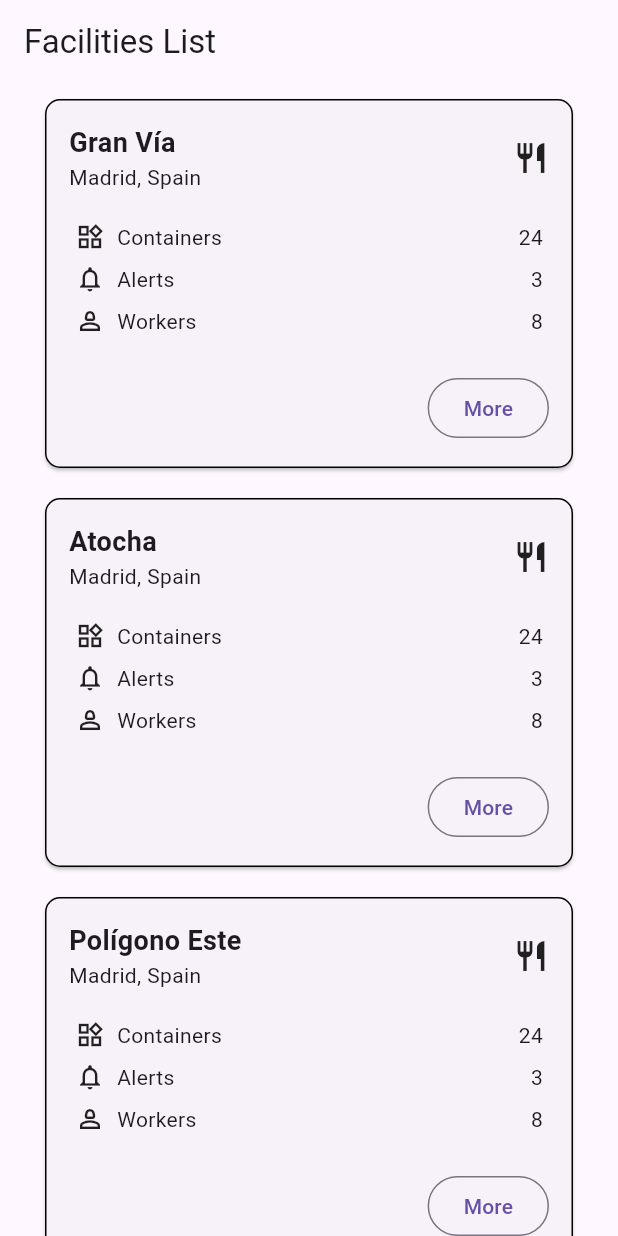
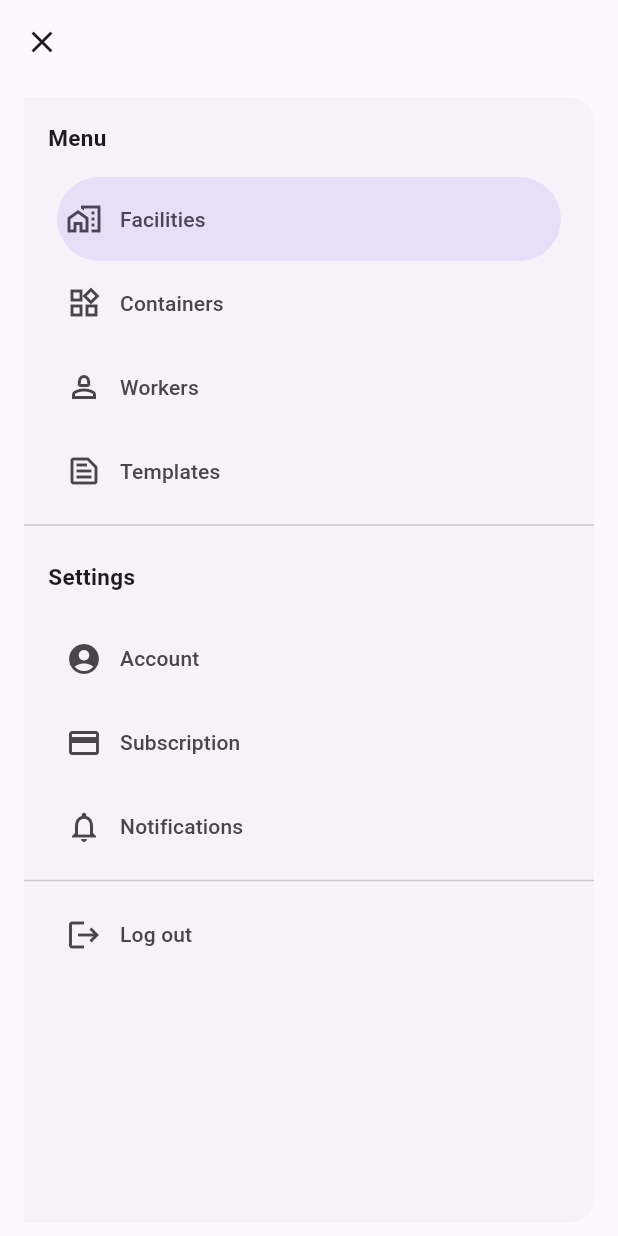
Before and after one commit to DittoBox/DittoBox-Mobile, a Flutter app: the screen it shows after launch, with the side drawer open (before the commit the screen has no drawer), on a phone screen of 412 x 824 dp. Run offline on Flutter 3.47's test engine with Material 3 defaults, Android fonts, the phone set to English and light mode, and no system bars.

Commit message:
feature: added custom navigator drawer, app routes and facility list view arrangements

```diff
--- a/dittobox_mobile/lib/goups/ui/screens/facilities_list_view.dart
+++ b/dittobox_mobile/lib/goups/ui/screens/facilities_list_view.dart
@@ -1,4 +1,6 @@
 import 'package:dittobox_mobile/goups/models/facilities.dart';
+import 'package:dittobox_mobile/routes/app_routes.dart';
+import 'package:dittobox_mobile/shared/widgets/custom_navigator_drawer.dart';
 import 'package:flutter/material.dart';
 
 // Facilities List Screen
@@ -14,9 +16,25 @@ class _FacilitiesListScreenState extends State<FacilitiesListScreen> {
   Widget build(BuildContext context) {
     return Scaffold(
       appBar: AppBar(
-        title: const Text('Facilities List'),
+        title: const Text('Facilities'),
       ),
-      body: const FacilitiesList(),
+      drawer: CustomNavigationDrawer(currentRoute: AppRoutes.facilities),
+      body: Padding(
+        padding: const EdgeInsets.all(10.0),
+        child: Column(
+          children: [
+            Expanded(
+              child: FacilitiesList(),
+            ),
+          ],
+        ),
+      ),
+      floatingActionButton: FloatingActionButton(
+        onPressed: () {
+          // Acción del botón
+        },
+        child: const Icon(Icons.add),
+      ),
     );
   }
 }
@@ -30,7 +48,7 @@ class FacilitiesList extends StatefulWidget {
 }
 
 class _FacilitiesListState extends State<FacilitiesList> {
-  final List<Facility> _facilities =  [
+  final List<Facility> _facilities = [
     Facility(
       title: 'Gran Vía',
       location: 'Madrid, Spain',
@@ -54,13 +72,66 @@ class _FacilitiesListState extends State<FacilitiesList> {
     ),
   ];
 
+  List<Facility> _filteredFacilities = [];
+  TextEditingController _searchController = TextEditingController();
+
+  @override
+  void initState() {
+    super.initState();
+    _filteredFacilities = _facilities;
+    _searchController.addListener(_filterFacilities);
+  }
+
+  @override
+  void dispose() {
+    _searchController.dispose();
+    super.dispose();
+  }
+
+  void _filterFacilities() {
+    final query = _searchController.text.toLowerCase();
+    setState(() {
+      _filteredFacilities = _facilities.where((facility) {
+        return facility.title.toLowerCase().contains(query) ||
+            facility.location.toLowerCase().contains(query);
+      }).toList();
+    });
+  }
+
   @override
   Widget build(BuildContext context) {
-    return ListView.builder(
-      itemCount: _facilities.length,
-      itemBuilder: (context, index) {
-        return FacilitiesCard(facility: _facilities[index]);
+    return Scaffold(
+      body: Column(
+        children: [
+          Padding(
+            padding: const EdgeInsets.all(8.0),
+            child: TextField(
+              controller: _searchController,
+              decoration: InputDecoration(
+                labelText: 'Search',
+                prefixIcon: Icon(Icons.search),
+                border: OutlineInputBorder(
+                  borderRadius: BorderRadius.circular(8.0),
+                ),
+              ),
+            ),
+          ),
+          Expanded(
+            child: CustomScrollView(
+              slivers: [
+                SliverList(
+                  delegate: SliverChildBuilderDelegate(
+                    (context, index) {
+                      return FacilitiesCard(facility: _filteredFacilities[index]);
                     },
+                    childCount: _filteredFacilities.length,
+                  ),
+                ),
+              ],
+            ),
+          ),
+        ],
+      ),
     );
   }
 }
@@ -173,7 +244,7 @@ void _showFacilityDetailsBottomSheet(BuildContext context, Facility facility) {
                   width: 40,
                   height: 5,
                   decoration: BoxDecoration(
-                  color: Colors.grey[400],
+                    color: Colors.grey[300], // Color del indicador
                     borderRadius: BorderRadius.circular(10),
                   ),
                 ),
@@ -196,7 +267,6 @@ void _showFacilityDetailsBottomSheet(BuildContext context, Facility facility) {
                     style: TextStyle(
                       fontSize: 16,
                       fontWeight: FontWeight.bold,
-                    color: Colors.grey,
                     ),
                   ),
                 ],
@@ -207,21 +277,21 @@ void _showFacilityDetailsBottomSheet(BuildContext context, Facility facility) {
               _buildInfoRowWithIcon(Icons.widgets_outlined, 'Containers', facility.containers),
               TextButton(
                 onPressed: () {},
-              child: const Text('Add containers', style: TextStyle(color: Colors.green)),
+                child: const Text('Add containers'),
               ),
               const SizedBox(height: 8),
 
               _buildInfoRowWithIcon(Icons.person_2_outlined, 'Workers', facility.workers),
               TextButton(
                 onPressed: () {},
-              child: const Text('Add workers', style: TextStyle(color: Colors.green)),
+                child: const Text('Add workers'),
               ),
               const SizedBox(height: 8),
 
               _buildInfoRowWithIcon(Icons.notifications_none_outlined, 'Pending Alerts', facility.alerts),
               TextButton(
                 onPressed: () {},
-              child: const Text('Check alerts', style: TextStyle(color: Colors.green)),
+                child: const Text('Check alerts'),
               ),
             ],
           ),
@@ -229,7 +299,6 @@ void _showFacilityDetailsBottomSheet(BuildContext context, Facility facility) {
       },
     );
   }
-
 
   Widget _buildInfoRowWithIcon(IconData icon, String label, int value) {
     return Row(
--- a/dittobox_mobile/lib/routes/app_routes.dart
+++ b/dittobox_mobile/lib/routes/app_routes.dart
@@ -9,6 +9,8 @@ final Map<String, Widget Function(BuildContext)> appRoutes = {
   '/register': (context) => RegisterScreen(),
   '/company_info': (context) => const CompanyInfoScreen(),
   '/facilities': (context) => const FacilitiesListScreen(),
+
+
 };
 
 class AppRoutes {
@@ -16,4 +18,5 @@ class AppRoutes {
   static const String register = '/register';
   static const String companyInfo = '/company_info';
   static const String facilities = '/facilities';
+
 }
--- /dev/null
+++ b/dittobox_mobile/lib/shared/widgets/custom_navigator_drawer.dart
@@ -0,0 +1,130 @@
+import 'package:dittobox_mobile/routes/app_routes.dart';
+import 'package:flutter/material.dart';
+
+class CustomNavigationDrawer extends StatefulWidget {
+  final String currentRoute;
+
+  CustomNavigationDrawer({required this.currentRoute});
+
+  @override
+  // ignore: library_private_types_in_public_api
+  _CustomNavigationDrawerState createState() => _CustomNavigationDrawerState();
+}
+
+class _CustomNavigationDrawerState extends State<CustomNavigationDrawer> {
+  int _selectedIndex = 0;
+
+  @override
+  Widget build(BuildContext context) {
+    return Scaffold(
+      appBar: AppBar(
+        leading: IconButton(
+          icon: Icon(Icons.close),
+          onPressed: () {
+            Navigator.of(context).pop();
+          },
+        ),
+      ),
+      body: Column(
+        children: [
+          Expanded(
+            child: Center(
+              child: Container(
+                width: 380,
+                height: 750, // Ajusta el ancho según tus necesidades
+                child: NavigationDrawer(
+                  selectedIndex: _selectedIndex,
+                  onDestinationSelected: (int index) {
+                    setState(() {
+                      _selectedIndex = index;
+                    });
+                    _navigateTo(index);
+                  },
+                  children: [
+                    const Padding(
+                      padding: EdgeInsets.all(16.0),
+                      child: Text(
+                        'Menu',
+                        style: TextStyle(fontSize: 15, fontWeight: FontWeight.bold),
+                      ),
+                    ),
+                    NavigationDrawerDestination(
+                      icon: Icon(Icons.home_work_outlined),
+                      label: Text('Facilities'),
+                    ),
+                    NavigationDrawerDestination(
+                      icon: Icon(Icons.widgets_outlined),
+                      label: Text('Containers'),
+                    ),
+                    NavigationDrawerDestination(
+                      icon: Icon(Icons.person_2_outlined),
+                      label: Text('Workers'),
+                    ),
+                    NavigationDrawerDestination(
+                      icon: Icon(Icons.text_snippet_outlined),
+                      label: Text('Templates'),
+                    ),
+                    const Divider(),
+                    const Padding(
+                      padding: EdgeInsets.all(16.0),
+                      child: Text(
+                        'Settings',
+                        style: TextStyle(fontSize: 15, fontWeight: FontWeight.bold  ),
+                      ),
+                    ),
+                    NavigationDrawerDestination(
+                      icon: Icon(Icons.account_circle),
+                      label: Text('Account'),
+                    ),
+                    NavigationDrawerDestination(
+                      icon: Icon(Icons.payment),
+                      label: Text('Subscription'),
+                    ),
+                    NavigationDrawerDestination(
+                      icon: Icon(Icons.notifications_none),
+                      label: Text('Notifications'),
+                    ),
+                    const Divider(),
+                    NavigationDrawerDestination(
+                      icon: Icon(Icons.logout),
+                      label: Text('Log out'),
+                    ),
+                  ],
+                ),
+              ),
+            ),
+          ),
+        ],
+      ),
+    );
+  }
+
+  void _navigateTo(int index) {
+    switch (index) {
+      case 0:
+        Navigator.of(context).pushNamed(AppRoutes.facilities);
+        break;
+      case 1:
+        Navigator.of(context).pushNamed('/containers');
+        break;
+      case 2:
+        Navigator.of(context).pushNamed('/workers');
+        break;
+      case 3:
+        Navigator.of(context).pushNamed('/templates');
+        break;
+      case 5:
+        Navigator.of(context).pushNamed('/account');
+        break;
+      case 6:
+        Navigator.of(context).pushNamed('/subscription');
+        break;
+      case 7:
+        Navigator.of(context).pushNamed('/notifications');
+        break;
+      case 9:
+        // Lógica para cerrar sesión
+        break;
+    }
+  }
+}
```
Lines whose indentation alone changed are shown as unchanged.
